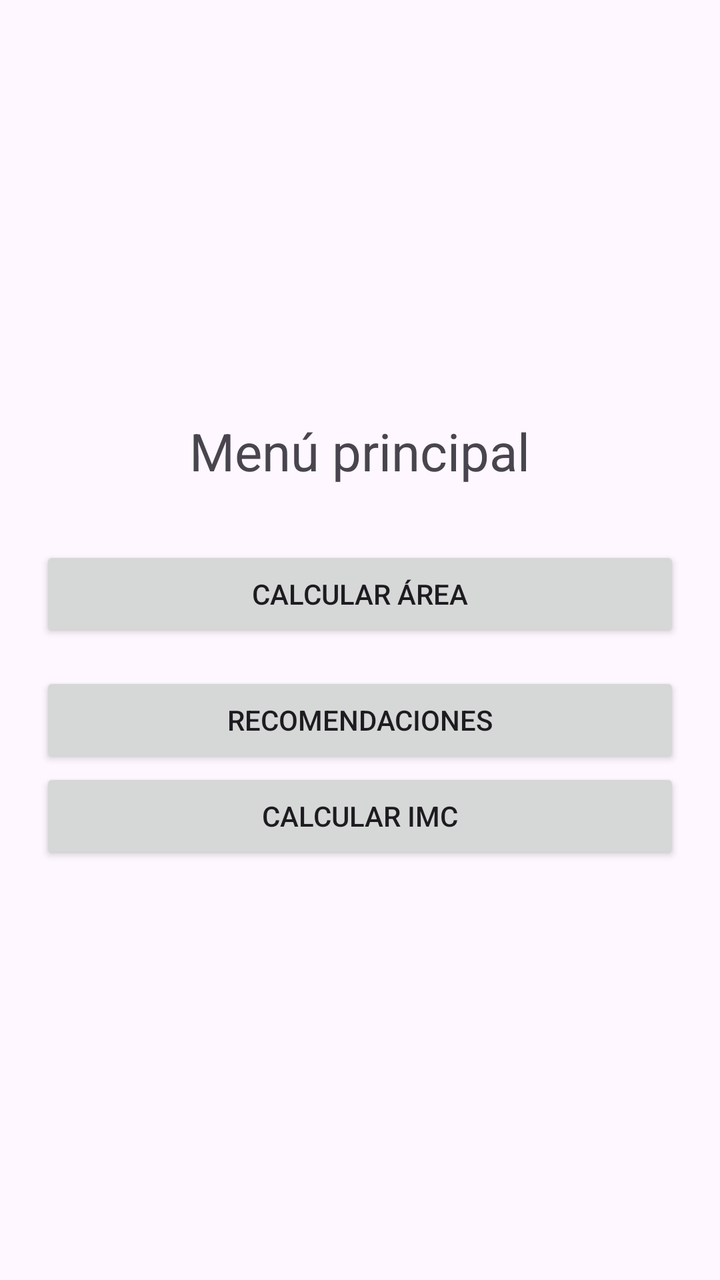
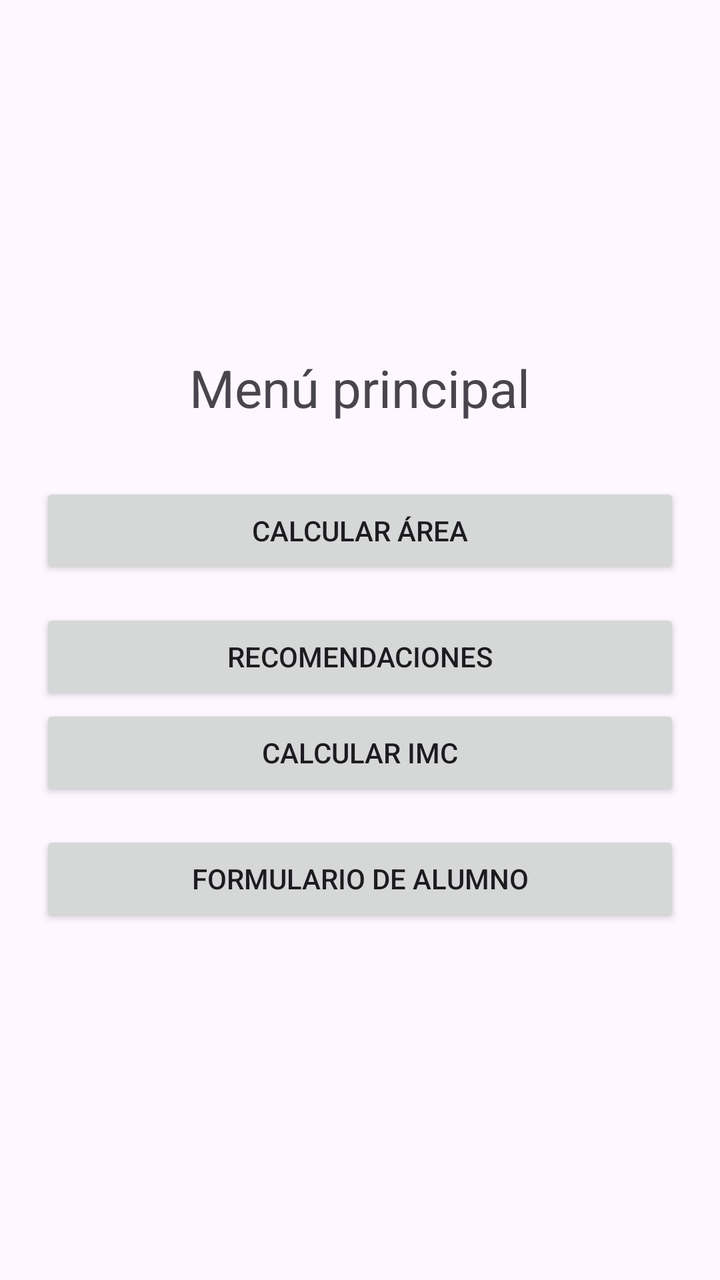

Compare the two renders of this Android layout. The source of the first and the diff that turns it into the second are given below.
<!-- AndroidManifest.xml: application theme Theme.DoblePantalla -->
<!-- res/layout/activity_main.xml -->
<?xml version="1.0" encoding="utf-8"?>
<LinearLayout
    xmlns:android="http://schemas.android.com/apk/res/android"
    xmlns:tools="http://schemas.android.com/tools"
    android:id="@+id/main"
    android:layout_width="match_parent"
    android:layout_height="match_parent"
    android:orientation="vertical"
    android:gravity="center"
    android:padding="20dp"
    tools:context=".MainActivity">

    <TextView
        android:layout_width="wrap_content"
        android:layout_height="wrap_content"
        android:text="Menú principal"
        android:textSize="26sp"
        android:layout_marginBottom="30dp"/>

    <Button
        android:id="@+id/btnArea"
        android:layout_width="match_parent"
        android:layout_height="wrap_content"
        android:text="Calcular área"/>

    <Button
        android:id="@+id/btnRecomendaciones"
        android:layout_width="match_parent"
        android:layout_height="wrap_content"
        android:text="Recomendaciones"
        android:layout_marginTop="15dp"/>

    <Button
        android:id="@+id/btnIMC"
        android:layout_width="match_parent"
        android:layout_height="wrap_content"
        android:text="Calcular IMC"/>


</LinearLayout>
<!-- resources referenced by this layout -->
<resources>
  <style name="Theme.DoblePantalla" parent="Base.Theme.DoblePantalla" />
  <style name="Base.Theme.DoblePantalla" parent="Theme.Material3.DayNight.NoActionBar">
          
          
      </style>
</resources>

<!-- the commit's change to res/layout/activity_main.xml (unified diff, before → after) -->
@@ -36,5 +36,12 @@
         android:layout_height="wrap_content"
         android:text="Calcular IMC"/>
 
+    <Button
+        android:id="@+id/btnFormulario"
+        android:layout_width="match_parent"
+        android:layout_height="wrap_content"
+        android:text="Formulario de alumno"
+        android:layout_marginTop="15dp"/>
+
 
 </LinearLayout>
